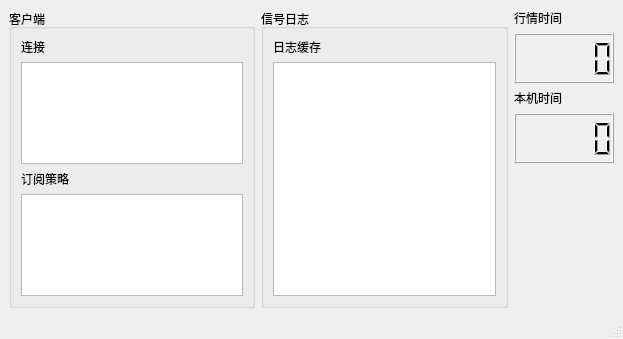
Above: ui/mainWindow.ui from sharmaking/MarketServer before the change. Below: the same form after it.
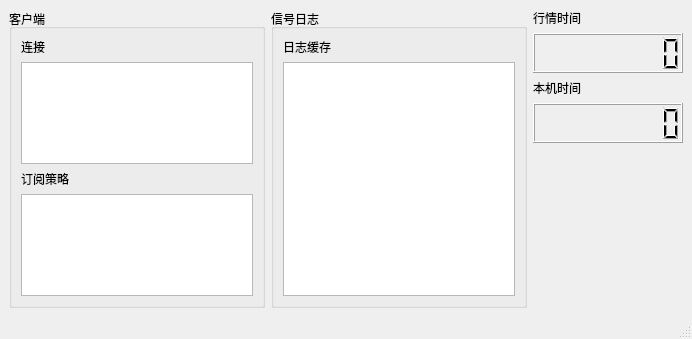
That is the form after the change.

What changed in the file:
```diff
--- a/ui/mainWindow.ui
+++ b/ui/mainWindow.ui
@@ -6,7 +6,7 @@
    <rect>
     <x>0</x>
     <y>0</y>
-    <width>623</width>
+    <width>692</width>
     <height>339</height>
    </rect>
   </property>
@@ -78,10 +78,13 @@
        <widget class="QLCDNumber" name="lcdNumber">
         <property name="minimumSize">
          <size>
-          <width>100</width>
-          <height>50</height>
+          <width>150</width>
+          <height>40</height>
          </size>
         </property>
+        <property name="numDigits">
+         <number>8</number>
+        </property>
        </widget>
       </item>
       <item>
@@ -95,10 +98,13 @@
        <widget class="QLCDNumber" name="lcdNumber_2">
         <property name="minimumSize">
          <size>
-          <width>100</width>
-          <height>50</height>
+          <width>150</width>
+          <height>40</height>
          </size>
         </property>
+        <property name="numDigits">
+         <number>8</number>
+        </property>
        </widget>
       </item>
       <item>
```
Left out of the diff: 14 changed lines with no effect on the pictures.
